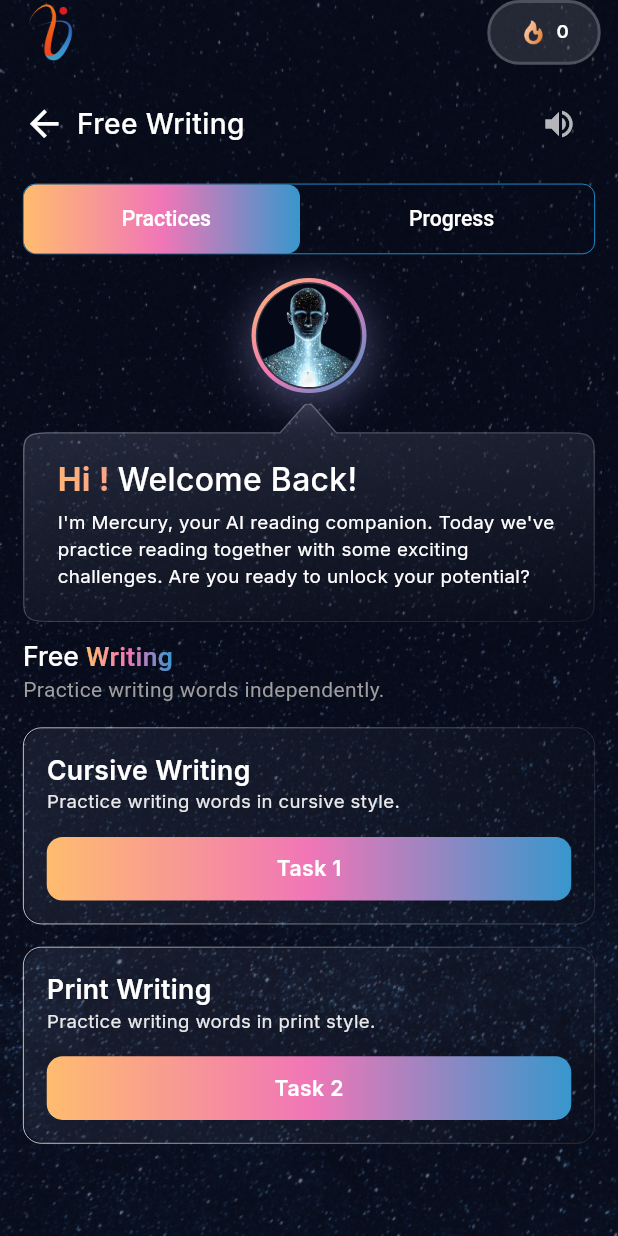
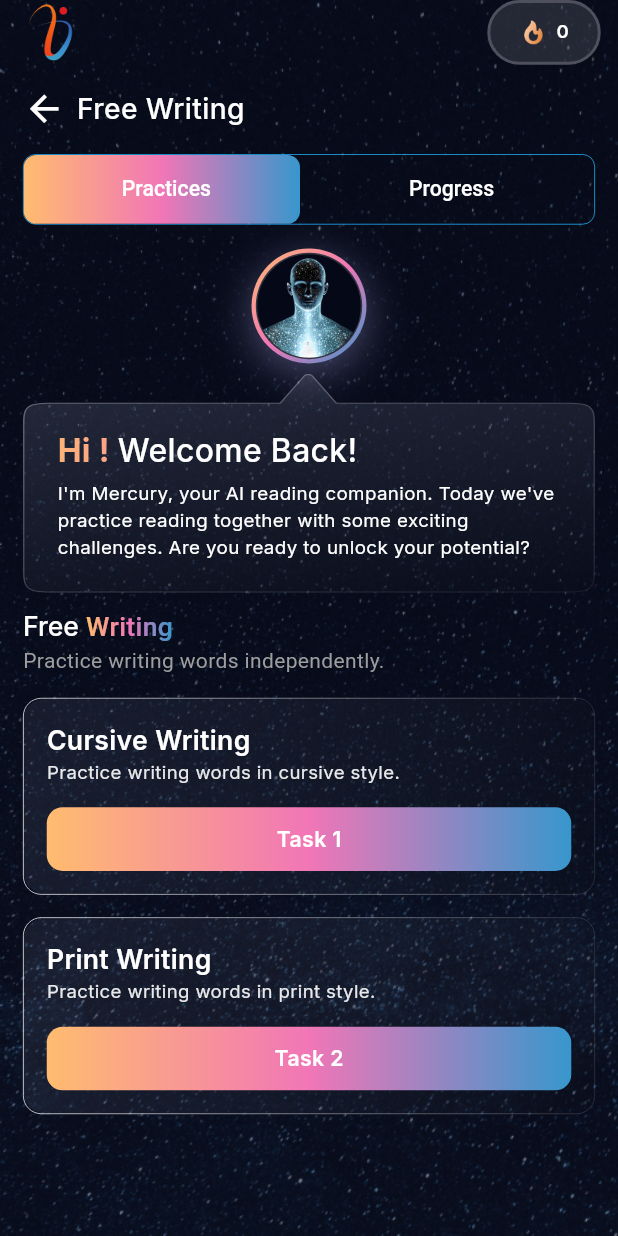
Before and after one commit to sharifahmed6/manifex, a Flutter app: the FreeWriting widget shown alone on an empty page, opened directly, on a phone screen of 412 x 824 dp. Run offline on Flutter 3.47's test engine with Material 3 defaults, Android fonts, the phone set to English and light mode, and no system bars; our stand-ins replace audioplayers, cached_network_image, chewie, dotted_border, flutter_screenutil, flutter_spinkit and 13 more; missing offline and left inert: flutter_sound, purchases_flutter; accounts and stored records are empty; network calls fail; Roboto replaces fonts that are missing (Outfit).

Commit message:
26-April-2026

```diff
--- a/lib/Presentation/all_course/HandwritingPractice/Widgets/AFHandwriting/Controller/Controller.dart
+++ b/lib/Presentation/all_course/HandwritingPractice/Widgets/AFHandwriting/Controller/Controller.dart
@@ -8,7 +8,7 @@ class AFHandwritingController extends GetxController {
   @override
   void onInit() {
     super.onInit();
-    MusicService().play(AssetsPath.homeMusic);
+    MusicService().play();
   }
 
   @override
--- a/lib/Presentation/all_course/free_writing/views/free_writing.dart
+++ b/lib/Presentation/all_course/free_writing/views/free_writing.dart
@@ -34,20 +34,20 @@ class FreeWriting extends StatelessWidget {
               mainAxisAlignment: MainAxisAlignment.spaceBetween,
               children: [
                 CustomBackButton(text: 'Free Writing'),
-                Obx(() {
-                  final music = MusicService();
-                  return IconButton(
-                    onPressed: () {
-                      music.toggleMusic();
-                    },
-                    icon: Icon(
-                      music.isPlayingRx.value
-                          ? Icons.volume_up_sharp
-                          : Icons.volume_off,
-                      color: Colors.white70,
-                    ),
-                  );
-                }),
+                // Obx(() {
+                //   final music = MusicService();
+                //   return IconButton(
+                //     onPressed: () {
+                //       music.toggleMusic();
+                //     },
+                //     icon: Icon(
+                //       music.isPlayingRx.value
+                //           ? Icons.volume_up_sharp
+                //           : Icons.volume_off,
+                //       color: Colors.white70,
+                //     ),
+                //   );
+                // }),
               ],
             ),
             SizedBox(height: 18.h),
--- a/pubspec.yaml
+++ b/pubspec.yaml
@@ -11,7 +11,7 @@ publish_to: 'none' # Remove this line if you wish to publish to pub.dev
 # build by specifying --build-name and --build-number, respectively.
 # In Android, build-name is used as versionName while build-number used as versionCode.
 # Read more about Android versioning at https://developer.android.com/studio/publish/versioning
-# In iOS, build-name is used as CFBundleShortVersionString while build-number is used as CFBundleVersion.
+# In iOS, build-name is used as CFBundleShortVersionString while build-number used as CFBundleVersion.
 # Read more about iOS versioning at
 # https://developer.apple.com/library/archive/documentation/General/Reference/InfoPlistKeyReference/Articles/CoreFoundationKeys.html
 # In Windows, build-name is used as the major, minor, and patch parts
@@ -19,7 +19,7 @@ publish_to: 'none' # Remove this line if you wish to publish to pub.dev
 version: 1.0.0+1
 
 environment:
-  sdk: ^3.10.4
+  sdk: '>=3.10.4 <4.0.0'
 
 # Dependencies specify other packages that your package needs in order to work.
 # To automatically upgrade your package dependencies to the latest versions
@@ -57,6 +57,7 @@ dependencies:
   purchases_flutter: ^9.10.5
   audioplayers: ^5.2.1
   flutter_launcher_icons: ^0.14.4
+  objective_c: ^1.1.0
 
 
 
```
Also changed, not shown: lib/Presentation/all_course/free_writing/Widgets/WritingTask/View/WritingTask.dart (+14 -14 lines), pubspec.lock, 33 other files.
